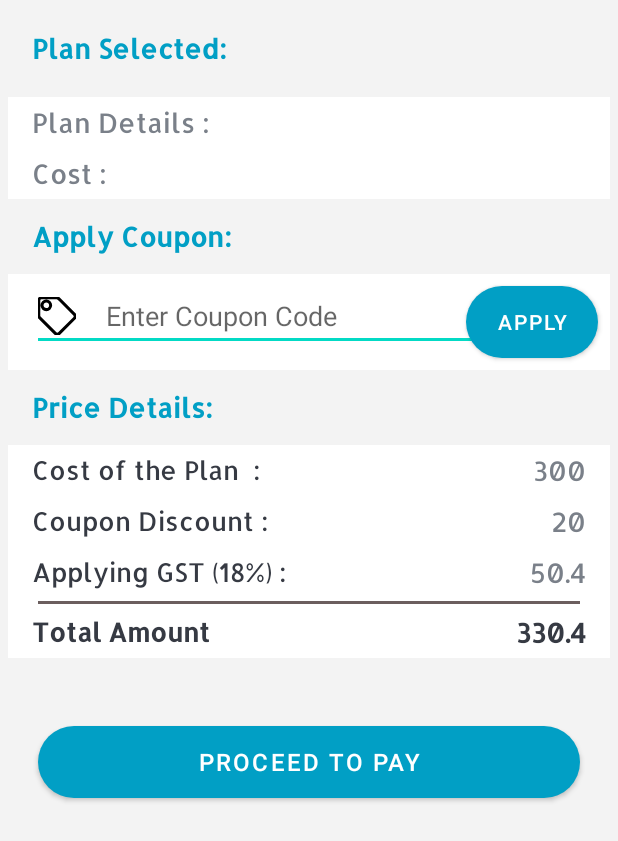
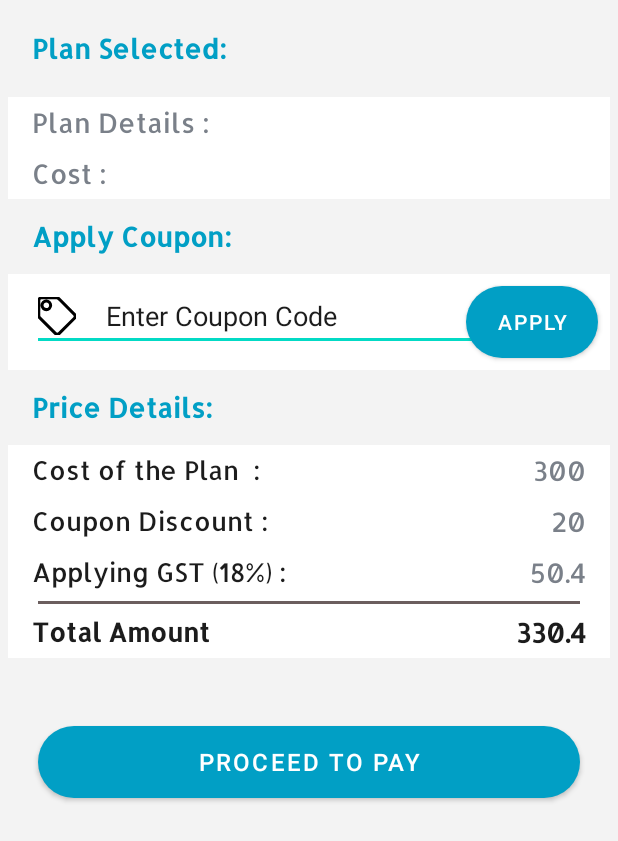
Before and after one commit to manikumarreddy06/besure, an Android app: the layout activity_billing.xml on its own in the app's theme, with its tools: preview values and no code run, on a phone screen of 412 x 824 dp. Shown: the top 841 px of the screen. Run offline under Robolectric (Android 15) with nearby library versions, the light colour scheme and no system bars.

Commit message:
changes commited

```diff
--- a/app/src/main/java/com/bsure/Splashscreen_Activity.java
+++ b/app/src/main/java/com/bsure/Splashscreen_Activity.java
@@ -5,6 +5,7 @@ import android.os.Bundle;
 import android.os.Handler;
 
 import androidx.appcompat.app.AppCompatActivity;
+import androidx.appcompat.app.AppCompatDelegate;
 
 import com.bsure.PreferenceManager;
 import com.bsure.R;
@@ -15,6 +16,8 @@ public class Splashscreen_Activity extends AppCompatActivity {
     protected void onCreate(Bundle savedInstanceState) {
         super.onCreate(savedInstanceState);
         setContentView(R.layout.activity_splashscreen);
+
+        AppCompatDelegate.setDefaultNightMode(AppCompatDelegate.MODE_NIGHT_NO);
 
         h.postDelayed(new Runnable() {
             @Override
--- a/app/src/main/res/layout/activity_billing.xml
+++ b/app/src/main/res/layout/activity_billing.xml
@@ -77,8 +77,11 @@
             android:layout_marginVertical="5dp"
             android:drawableStart="@drawable/ic_tag_icon"
             android:drawablePadding="20dp"
+            android:textColorHint="@color/black"
             android:hint="Enter Coupon Code"
-            android:inputType="text" />
+            android:inputType="text"
+            android:textColor="@color/black" />
+
         <Button
             android:layout_width="wrap_content"
             android:layout_height="wrap_content"
@@ -86,7 +89,7 @@
             android:layout_margin="@dimen/margin_8dp"
             app:backgroundTint="@color/colorPrimary"
             android:background="@drawable/shape_button_rounded"
-            android:text="APPLY"></Button>
+            android:text="APPLY" />
 
     </RelativeLayout>
 
@@ -123,7 +126,7 @@
                 android:layout_weight="0.7"
                 android:gravity="start"
                 android:text="Cost of the Plan  :"
-                android:textColor="@color/primary_text_color"
+                android:textColor="@color/black"
                 android:textSize="17sp" />
 
             <TextView
@@ -151,7 +154,7 @@
                 android:layout_weight="0.7"
                 android:gravity="start"
                 android:text="Coupon Discount :"
-                android:textColor="@color/primary_text_color"
+                android:textColor="@color/black"
                 android:textSize="17sp" />
 
             <TextView
@@ -179,7 +182,7 @@
                 android:layout_weight="0.7"
                 android:gravity="start"
                 android:text="Applying GST (18%) :"
-                android:textColor="@color/primary_text_color"
+                android:textColor="@color/black"
                 android:textSize="17sp" />
 
             <TextView
@@ -214,7 +217,7 @@
                 android:layout_weight="0.7"
                 android:gravity="start"
                 android:text="Total Amount"
-                android:textColor="@color/primary_text_color"
+                android:textColor="@color/black"
                 android:textSize="17sp"
                 android:textStyle="bold" />
 
@@ -227,7 +230,7 @@
                 android:layout_weight="0.3"
                 android:gravity="end"
                 android:text="330.4"
-                android:textColor="@color/primary_text_color"
+                android:textColor="@color/black"
                 android:textStyle="bold" />
         </LinearLayout>
 
```
